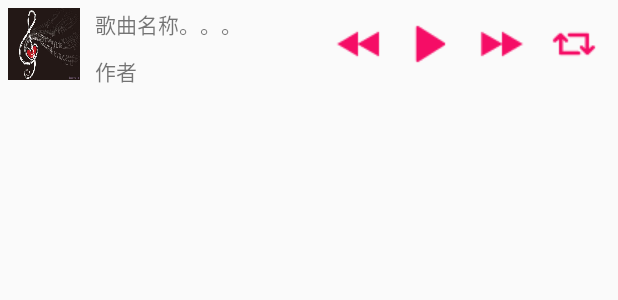
After one commit to fairyland-cat/MyMusic, an Android app: the layout music_play_notification.xml on its own in the app's theme, with its tools: preview values and no code run, on a phone screen of 412 x 824 dp. The commit adds this screen. Shown: the top 300 px of the screen. Run offline under Robolectric (Android 15) with nearby library versions, the phone set to English and light mode, and no system bars.

Commit message:
Notification代码提交

```diff
--- a/app/src/main/AndroidManifest.xml
+++ b/app/src/main/AndroidManifest.xml
@@ -10,7 +10,7 @@
 
     <application
         android:allowBackup="true"
-        android:icon="@mipmap/ic_launcher"
+        android:icon="@mipmap/play_launcher"
         android:label="@string/app_name"
         android:supportsRtl="true"
         android:theme="@style/AppTheme">
--- /dev/null
+++ b/app/src/main/res/layout/music_play_notification.xml
@@ -0,0 +1,79 @@
+<?xml version="1.0" encoding="utf-8"?>
+<RelativeLayout xmlns:android="http://schemas.android.com/apk/res/android"
+        xmlns:tools="http://schemas.android.com/tools"
+        android:id="@+id/control"
+        android:layout_alignParentBottom="true"
+        android:layout_width="match_parent"
+        android:layout_height="wrap_content"
+        android:layout_centerVertical="true"
+        android:padding="@dimen/layout_padding">
+        <ImageView
+            android:id="@+id/songicon"
+            android:adjustViewBounds="true"
+            android:scaleType="fitXY"
+            android:layout_width="48dp"
+            android:layout_height="48dp"
+            android:src="@drawable/head"
+            android:layout_marginRight="10dp"/>
+        <TextView
+            android:id="@+id/songtitle"
+            style="@style/TextAppearance.AppCompat.Notification.Title"
+            android:layout_toRightOf="@id/songicon"
+            android:layout_alignTop="@id/songicon"
+            android:layout_width="wrap_content"
+            android:layout_height="wrap_content"
+            android:maxLines="1"
+            android:maxEms="8"
+            android:ellipsize="end"
+            android:layout_marginBottom="10dp"
+            tools:text="歌曲名称。。。"/>
+        <TextView
+            android:id="@+id/songauthor"
+            style="@style/TextAppearance.StatusBar.EventContent"
+            android:layout_below="@id/songtitle"
+            android:layout_alignLeft="@id/songtitle"
+            android:layout_width="wrap_content"
+            android:layout_height="wrap_content"
+            android:maxLines="1"
+            android:maxEms="8"
+            android:ellipsize="end"
+            tools:text="作者"/>
+    <LinearLayout
+        android:id="@+id/playitem"
+        android:layout_width="wrap_content"
+        android:layout_height="wrap_content"
+        android:layout_alignParentEnd="true"
+        android:gravity="center_horizontal"
+        android:orientation="horizontal">
+
+        <ImageButton
+            android:id="@+id/last"
+            android:layout_width="wrap_content"
+            android:layout_height="wrap_content"
+            android:src="@drawable/last"
+            android:background="@android:color/transparent"
+            style="?android:attr/buttonStyleSmall"/>
+        <ImageButton
+            android:id="@+id/play"
+            android:layout_width="wrap_content"
+            android:layout_height="wrap_content"
+            android:src="@drawable/pause"
+            android:background="@android:color/transparent"
+            style="?android:attr/buttonStyleSmall" />
+        <ImageButton
+            android:id="@+id/next"
+            android:layout_width="wrap_content"
+            android:layout_height="wrap_content"
+            android:background="@android:color/transparent"
+            style="?android:attr/buttonStyleSmall"
+            android:src="@drawable/next" />
+        <ImageButton
+            android:id="@+id/moder"
+            android:layout_width="wrap_content"
+            android:layout_height="wrap_content"
+            android:src="@drawable/round"
+            android:background="@android:color/transparent"
+            style="?android:attr/buttonStyleSmall"/>
+
+    </LinearLayout>
+    </RelativeLayout>
```
Also changed, not shown: app/src/main/java/com/wang/mymusic/activity/MusicPlay.java (+73 -2 lines), app/src/main/res/layout/activity_play_music.xml (+10 -2 lines), app/src/main/res/mipmap-hdpi/play_launcher.png (added).
